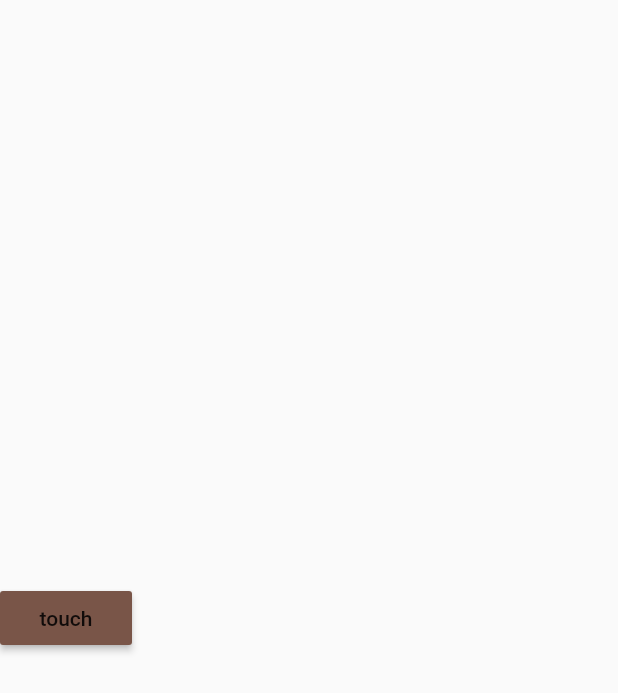
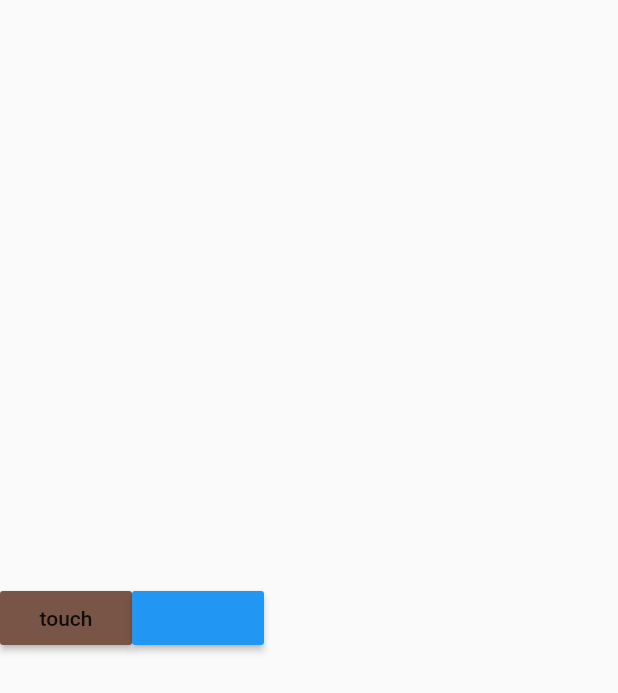
Before and after one commit to Godslovelee/working_w_streams, a Flutter app: the screen it shows after launch, on a phone screen of 412 x 824 dp. Shown: the top 693 px of the screen. Run offline on Flutter 3.47's test engine with Material 2 defaults, Android fonts, the phone set to English and light mode, and no system bars.

Commit message:
"added-second-material-button

```diff
--- a/lib/main.dart
+++ b/lib/main.dart
@@ -34,6 +34,12 @@ class MyApp extends StatelessWidget {
             },
 
             ),
+
+              MaterialButton(
+                  color: Colors.blue,
+                  onPressed: (){
+
+                  })
          ] ),
 
         ),
```
